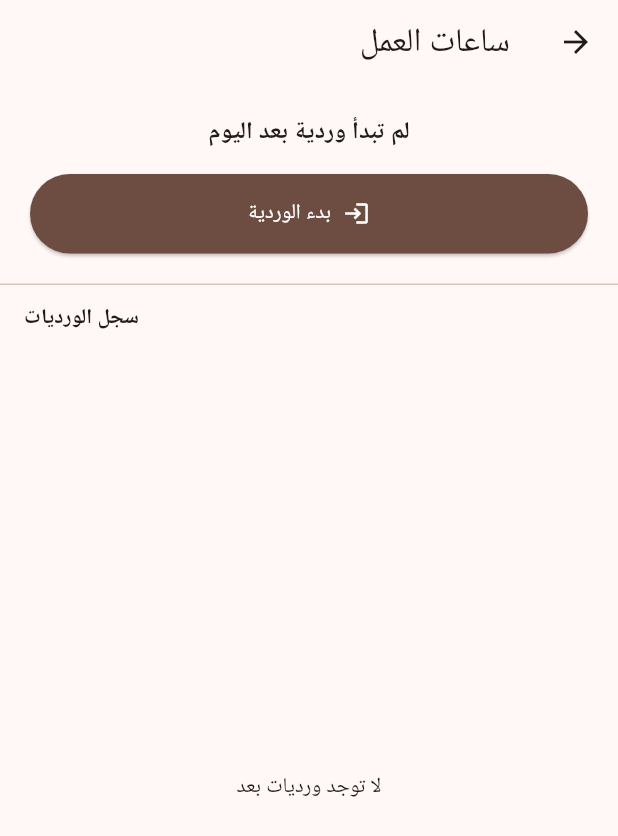
After one commit to ahmedsameh20/AL-WALEED-flutter, a Flutter app: the ShiftsScreen screen opened directly, on a phone screen of 412 x 824 dp. The commit adds this screen. Shown: the top 836 px of the screen. Run offline on Flutter 3.47's test engine with Material 3 defaults, Android fonts, the phone set to English and light mode, and no system bars; our stand-ins replace fl_chart, flutter_local_notifications, shared_preferences, sqflite; accounts and stored records are empty.

Commit message:
Add employee shift/time tracking
Employees (owner and seller) can clock in/out from a new Time Clock
screen, which shows current status and a personal shift history with
computed duration. Owners get an additional Shift Reports screen with
per-employee totals (hours worked, shift count, currently-active
flag), aggregated from the new shifts table.

```diff
--- /dev/null
+++ b/lib/db/shift_dao.dart
@@ -0,0 +1,75 @@
+import '../models/shift.dart';
+import 'db_helper.dart';
+
+class ShiftDAO {
+  static Future<Shift?> getActiveShift(int employeeId) async {
+    final db = await DBHelper.instance.database;
+    final rows = await db.query(
+      'shifts',
+      where: 'employee_id = ? AND clock_out IS NULL',
+      whereArgs: [employeeId],
+      orderBy: 'clock_in DESC',
+      limit: 1,
+    );
+    if (rows.isEmpty) return null;
+    return Shift.fromMap(rows.first);
+  }
+
+  static Future<void> clockIn(int employeeId, String employeeName) async {
+    final db = await DBHelper.instance.database;
+    await db.insert('shifts', {
+      'employee_id': employeeId,
+      'employee_name': employeeName,
+      'clock_in': DateTime.now().toIso8601String(),
+    });
+  }
+
+  static Future<void> clockOut(int shiftId) async {
+    final db = await DBHelper.instance.database;
+    await db.update(
+      'shifts',
+      {'clock_out': DateTime.now().toIso8601String()},
+      where: 'id = ?',
+      whereArgs: [shiftId],
+    );
+  }
+
+  static Future<List<Shift>> getHistory(int employeeId) async {
+    final db = await DBHelper.instance.database;
+    final rows = await db.query(
+      'shifts',
+      where: 'employee_id = ?',
+      whereArgs: [employeeId],
+      orderBy: 'clock_in DESC',
+      limit: 30,
+    );
+    return rows.map(Shift.fromMap).toList();
+  }
+
+  /// All-time per-employee totals, for the owner's overview.
+  static Future<List<EmployeeShiftSummary>> getAllSummaries() async {
+    final db = await DBHelper.instance.database;
+    final rows = await db.query('shifts', orderBy: 'clock_in DESC');
+    final shifts = rows.map(Shift.fromMap).toList();
+
+    final byEmployee = <String, List<Shift>>{};
+    for (final shift in shifts) {
+      byEmployee.putIfAbsent(shift.employeeName, () => []).add(shift);
+    }
+
+    return byEmployee.entries.map((entry) {
+      final employeeShifts = entry.value;
+      final totalHours = employeeShifts.fold<double>(
+        0,
+        (sum, s) => sum + (s.isActive ? 0 : s.duration.inMinutes / 60),
+      );
+      return EmployeeShiftSummary(
+        employeeName: entry.key,
+        shiftCount: employeeShifts.length,
+        totalHours: totalHours,
+        isActive: employeeShifts.any((s) => s.isActive),
+      );
+    }).toList()
+      ..sort((a, b) => b.totalHours.compareTo(a.totalHours));
+  }
+}
--- a/lib/l10n/app_strings.dart
+++ b/lib/l10n/app_strings.dart
@@ -106,6 +106,8 @@ class S {
     'nav_employees': {'ar': 'الموظفين', 'en': 'Employees'},
     'nav_promo_codes': {'ar': 'أكواد الخصم', 'en': 'Promo Codes'},
     'nav_customers': {'ar': 'العملاء', 'en': 'Customers'},
+    'nav_shifts': {'ar': 'ساعات العمل', 'en': 'Time Clock'},
+    'nav_shift_reports': {'ar': 'تقرير ساعات العمل', 'en': 'Shift Reports'},
     'nav_invoices': {'ar': 'الفواتير', 'en': 'Invoices'},
     'nav_blends': {'ar': 'توليفات البن', 'en': 'Coffee Blends'},
     'nav_expenses': {'ar': 'المصروفات', 'en': 'Expenses'},
@@ -449,5 +451,21 @@ class S {
     'customer_history_title': {'ar': 'سجل مشتريات العميل', 'en': 'Purchase History'},
     'no_purchase_history': {'ar': 'لا يوجد سجل مشتريات', 'en': 'No purchase history'},
     'unnamed_customer': {'ar': 'عميل بدون اسم', 'en': 'Unnamed customer'},
+
+    // Shifts / time clock
+    'shifts_title': {'ar': 'ساعات العمل', 'en': 'Time Clock'},
+    'clock_in_button': {'ar': 'بدء الوردية', 'en': 'Clock In'},
+    'clock_out_button': {'ar': 'إنهاء الوردية', 'en': 'Clock Out'},
+    'clocked_in_since': {'ar': 'بدأت الوردية الساعة', 'en': 'Clocked in since'},
+    'not_clocked_in': {'ar': 'لم تبدأ وردية بعد اليوم', 'en': 'Not clocked in'},
+    'shift_history_title': {'ar': 'سجل الورديات', 'en': 'Shift History'},
+    'duration_label': {'ar': 'المدة', 'en': 'Duration'},
+    'ongoing_label': {'ar': 'جارية', 'en': 'Ongoing'},
+    'no_shifts_yet': {'ar': 'لا توجد ورديات بعد', 'en': 'No shifts yet'},
+    'shift_reports_title': {'ar': 'تقرير ساعات العمل', 'en': 'Shift Reports'},
+    'total_hours_label': {'ar': 'إجمالي الساعات', 'en': 'Total hours'},
+    'currently_active_label': {'ar': 'في وردية الآن', 'en': 'Currently clocked in'},
+    'no_shift_data_yet': {'ar': 'لا توجد بيانات ورديات بعد', 'en': 'No shift data yet'},
+    'shifts_count_label': {'ar': 'الورديات', 'en': 'Shifts'},
   };
 }
--- /dev/null
+++ b/lib/models/shift.dart
@@ -0,0 +1,43 @@
+class Shift {
+  final int id;
+  final int employeeId;
+  final String employeeName;
+  final DateTime clockIn;
+  final DateTime? clockOut;
+
+  const Shift({
+    required this.id,
+    required this.employeeId,
+    required this.employeeName,
+    required this.clockIn,
+    this.clockOut,
+  });
+
+  bool get isActive => clockOut == null;
+
+  Duration get duration => (clockOut ?? DateTime.now()).difference(clockIn);
+
+  factory Shift.fromMap(Map<String, Object?> map) {
+    return Shift(
+      id: map['id'] as int,
+      employeeId: map['employee_id'] as int,
+      employeeName: map['employee_name'] as String? ?? '',
+      clockIn: DateTime.parse(map['clock_in'] as String),
+      clockOut: map['clock_out'] != null ? DateTime.parse(map['clock_out'] as String) : null,
+    );
+  }
+}
+
+class EmployeeShiftSummary {
+  final String employeeName;
+  final int shiftCount;
+  final double totalHours;
+  final bool isActive;
+
+  const EmployeeShiftSummary({
+    required this.employeeName,
+    required this.shiftCount,
+    required this.totalHours,
+    required this.isActive,
+  });
+}
--- a/lib/screens/seller_dashboard.dart
+++ b/lib/screens/seller_dashboard.dart
@@ -9,6 +9,7 @@ import 'invoices_screen.dart';
 import 'login_screen.dart';
 import 'notes_screen.dart';
 import 'orders_screen.dart';
+import 'shifts_screen.dart';
 
 class SellerDashboard extends StatelessWidget {
   const SellerDashboard({super.key});
@@ -99,6 +100,11 @@ class SellerDashboard extends StatelessWidget {
                     label: S.t('nav_notes'),
                     onPressed: () => _open(context, const NotesScreen()),
                   ),
+                  DashboardTile(
+                    icon: Icons.access_time,
+                    label: S.t('nav_shifts'),
+                    onPressed: () => _open(context, const ShiftsScreen()),
+                  ),
                 ],
               ),
             ],
--- /dev/null
+++ b/lib/screens/shifts_screen.dart
@@ -0,0 +1,157 @@
+import 'package:flutter/material.dart';
+
+import '../db/shift_dao.dart';
+import '../l10n/app_strings.dart';
+import '../models/shift.dart';
+import '../utils/app_session.dart';
+
+class ShiftsScreen extends StatefulWidget {
+  const ShiftsScreen({super.key});
+
+  @override
+  State<ShiftsScreen> createState() => _ShiftsScreenState();
+}
+
+class _ShiftsScreenState extends State<ShiftsScreen> {
+  late Future<Shift?> _activeShiftFuture;
+  late Future<List<Shift>> _historyFuture;
+  bool _busy = false;
+
+  int get _employeeId => AppSession.instance.currentEmployeeId;
+  String get _employeeName => AppSession.instance.currentEmployeeName ?? '';
+
+  @override
+  void initState() {
+    super.initState();
+    _refresh();
+  }
+
+  void _refresh() {
+    _activeShiftFuture = ShiftDAO.getActiveShift(_employeeId);
+    _historyFuture = ShiftDAO.getHistory(_employeeId);
+  }
+
+  Future<void> _clockIn() async {
+    setState(() => _busy = true);
+    await ShiftDAO.clockIn(_employeeId, _employeeName);
+    if (!mounted) return;
+    setState(() {
+      _busy = false;
+      _refresh();
+    });
+  }
+
+  Future<void> _clockOut(Shift active) async {
+    setState(() => _busy = true);
+    await ShiftDAO.clockOut(active.id);
+    if (!mounted) return;
+    setState(() {
+      _busy = false;
+      _refresh();
+    });
+  }
+
+  String _fmtTime(DateTime dt) =>
+      '${dt.hour.toString().padLeft(2, '0')}:${dt.minute.toString().padLeft(2, '0')}';
+
+  String _fmtDate(DateTime dt) =>
+      '${dt.year}-${dt.month.toString().padLeft(2, '0')}-${dt.day.toString().padLeft(2, '0')}';
+
+  String _fmtDuration(Duration d) {
+    final hours = d.inHours;
+    final minutes = d.inMinutes % 60;
+    return '${hours}h ${minutes}m';
+  }
+
+  @override
+  Widget build(BuildContext context) {
+    return Scaffold(
+      appBar: AppBar(title: Text(S.t('shifts_title'))),
+      body: Column(
+        children: [
+          Padding(
+            padding: const EdgeInsets.all(20),
+            child: FutureBuilder<Shift?>(
+              future: _activeShiftFuture,
+              builder: (context, snapshot) {
+                if (snapshot.connectionState != ConnectionState.done) {
+                  return const SizedBox(height: 120, child: Center(child: CircularProgressIndicator()));
+                }
+                final active = snapshot.data;
+                return Column(
+                  children: [
+                    Text(
+                      active != null
+                          ? '${S.t('clocked_in_since')} ${_fmtTime(active.clockIn)}'
+                          : S.t('not_clocked_in'),
+                      style: const TextStyle(fontSize: 16, fontWeight: FontWeight.w600),
+                    ),
+                    const SizedBox(height: 16),
+                    SizedBox(
+                      width: double.infinity,
+                      child: ElevatedButton.icon(
+                        style: ElevatedButton.styleFrom(
+                          backgroundColor: active != null ? Colors.red.shade600 : const Color(0xFF6D4C41),
+                          foregroundColor: Colors.white,
+                          padding: const EdgeInsets.symmetric(vertical: 16),
+                        ),
+                        onPressed: _busy ? null : () => active != null ? _clockOut(active) : _clockIn(),
+                        icon: Icon(active != null ? Icons.logout : Icons.login),
+                        label: Text(active != null ? S.t('clock_out_button') : S.t('clock_in_button')),
+                      ),
+                    ),
+                  ],
+                );
+              },
+            ),
+          ),
+          const Divider(height: 1),
+          Padding(
+            padding: const EdgeInsets.fromLTRB(16, 12, 16, 4),
+            child: Align(
+              alignment: Alignment.centerLeft,
+              child: Text(S.t('shift_history_title'), style: const TextStyle(fontWeight: FontWeight.bold)),
+            ),
+          ),
+          Expanded(
+            child: FutureBuilder<List<Shift>>(
+              future: _historyFuture,
+              builder: (context, snapshot) {
+                if (snapshot.connectionState != ConnectionState.done) {
+                  return const Center(child: CircularProgressIndicator());
+                }
+                final shifts = snapshot.data ?? [];
+                if (shifts.isEmpty) {
+                  return Center(child: Text(S.t('no_shifts_yet')));
+                }
+                return ListView.builder(
+                  padding: const EdgeInsets.all(12),
+                  itemCount: shifts.length,
+                  itemBuilder: (context, index) {
+                    final shift = shifts[index];
+                    return Card(
+                      margin: const EdgeInsets.only(bottom: 8),
+                      child: ListTile(
+                        title: Text(_fmtDate(shift.clockIn)),
+                        subtitle: Text(
+                          '${_fmtTime(shift.clockIn)} → ${shift.clockOut != null ? _fmtTime(shift.clockOut!) : S.t('ongoing_label')}',
+                        ),
+                        trailing: Text(
+                          shift.isActive ? S.t('ongoing_label') : _fmtDuration(shift.duration),
+                          style: TextStyle(
+                            fontWeight: FontWeight.bold,
+                            color: shift.isActive ? Colors.green.shade700 : null,
+                          ),
+                        ),
+                      ),
+                    );
+                  },
+                );
+              },
+            ),
+          ),
+        ],
+      ),
+    );
+  }
+}
```
Also changed, not shown: lib/db/db_helper.dart (+24 -1 lines), lib/screens/owner_dashboard.dart (+12 -0 lines), lib/screens/shift_reports_screen.dart (added, +59 -0 lines).
